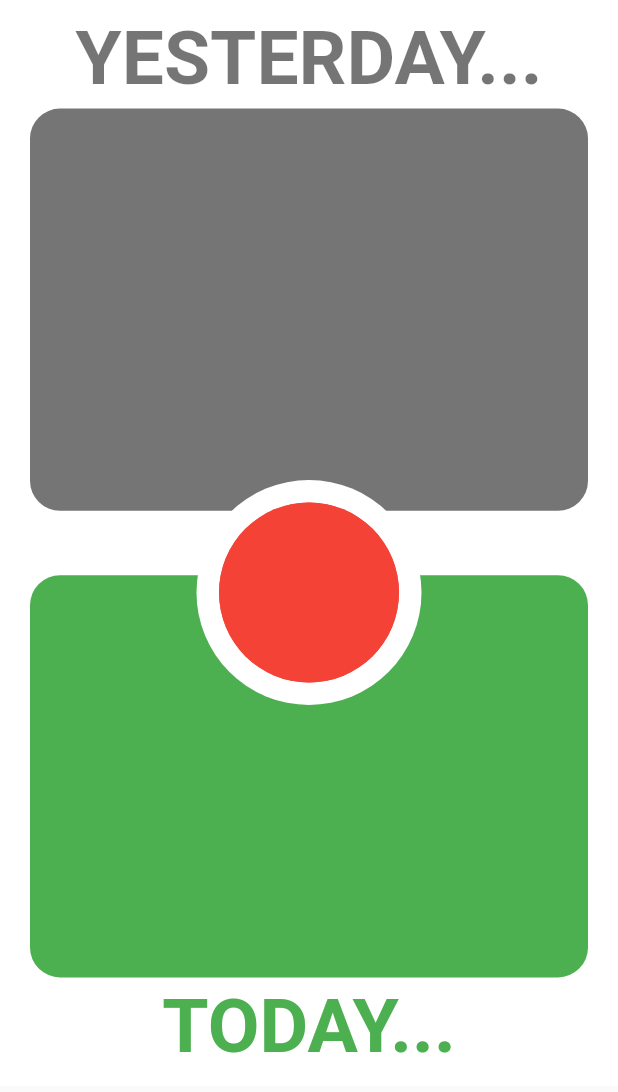
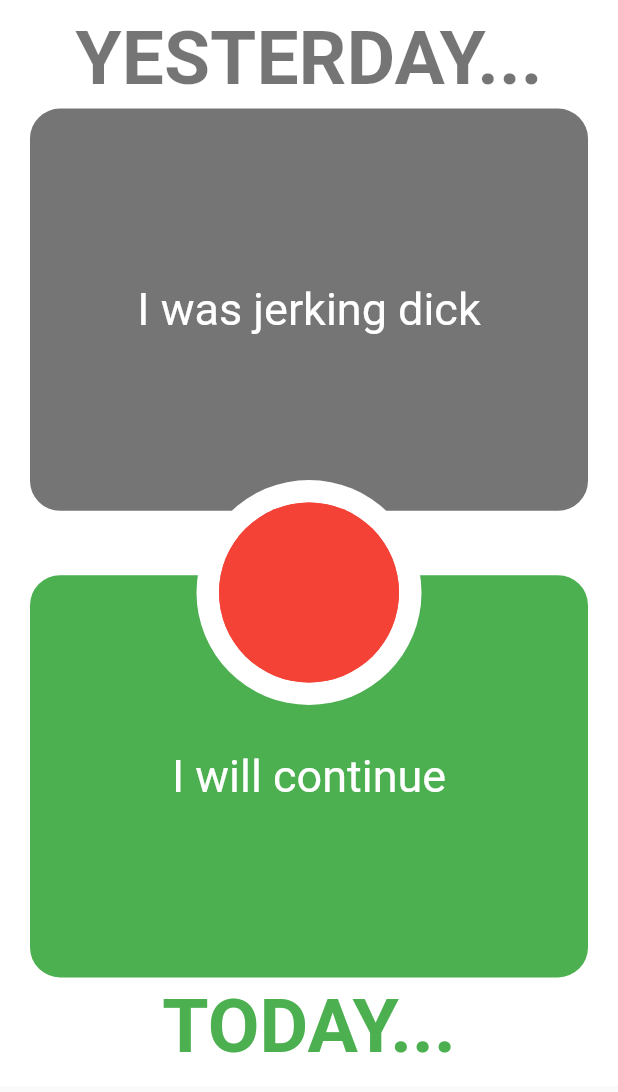
Before and after one commit to asergejs/flutter_standup, a Flutter app: the screen it shows after launch, on a phone screen of 412 x 824 dp. Shown: the top 1092 px of the screen. Run offline on Flutter 3.47's test engine with Material 2 defaults, Android fonts, the phone set to English and light mode, and no system bars.

Commit message:
text generation

```diff
--- a/lib/screens/home_screen.dart
+++ b/lib/screens/home_screen.dart
@@ -6,6 +6,26 @@ class HomeScreen extends StatefulWidget {
 }
 
 class _HomeScreenState extends State<HomeScreen> {
+
+  List<String> yesterdayOptions = ["I was jerking dick", "I was playing wow", "I was drinking beer"];
+  List<String> todayOptions = ["I will continue", "I will slap your mom", "I will do nothing"];
+  String _yesterdayTitle;
+  String _todayTitle;
+
+  @override
+  void initState() {
+    _changeTitles();
+    super.initState();
+  }
+
+
+  void _changeTitles() {
+    setState(() {
+      _yesterdayTitle = (yesterdayOptions..shuffle()).first;
+      _todayTitle = (todayOptions..shuffle()).first;
+    });
+  }
+
   @override
   Widget build(BuildContext context) {
     final screenHeight = MediaQuery.of(context).size.height - 100;
@@ -55,7 +75,13 @@ class _HomeScreenState extends State<HomeScreen> {
                             borderRadius:
                                 BorderRadius.all(Radius.circular(20))),
                         width: screenWidth,
-                          height: textContainerHeight)),
+                        height: textContainerHeight,
+                        child: Center(
+                            child: Text(
+                              _yesterdayTitle,
+                          style: TextStyle(color: Colors.white, fontSize: 30),
+                        )),
+                      )),
                   Positioned(
                       bottom: titleContainerHeight,
                       width: screenWidth,
@@ -67,6 +93,11 @@ class _HomeScreenState extends State<HomeScreen> {
                                 BorderRadius.all(Radius.circular(20))),
                         width: 200,
                         height: 200,
+                        child: Center(
+                            child: Text(
+                              _todayTitle,
+                              style: TextStyle(color: Colors.white, fontSize: 30),
+                            )),
                       )),
                   Positioned(
                       top: 320,
@@ -94,7 +125,7 @@ class _HomeScreenState extends State<HomeScreen> {
                             customBorder: RoundedRectangleBorder(
                                 borderRadius: BorderRadius.circular(100)),
                             onTap: () {
-                              print("yolo");
+                              _changeTitles();
                             },
                           ),
                         ),
```
Lines whose indentation alone changed are shown as unchanged.
